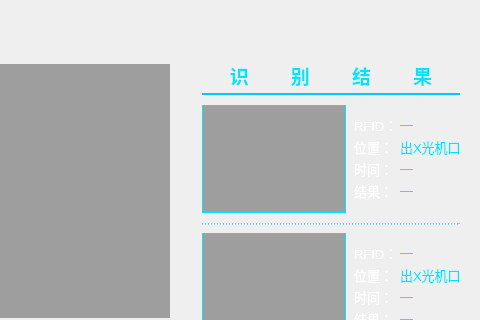
Old version of the form ReviewBoxClient/mainwindow.ui in the repository 17719543022/ReviewBoxClient; both pictures show x 320 to 800 and y 0 to 320 of the 800 by 600 pixel window.
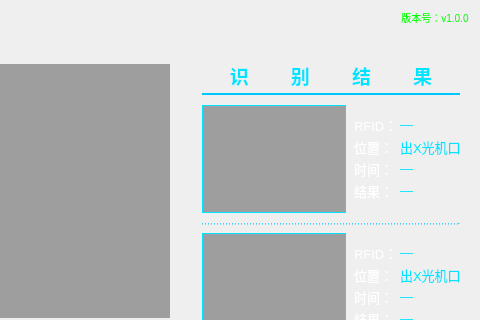
New version of the form. Icons and pictures are not drawn. Custom widgets are drawn as their Qt base class.

Commit message: 按申皓意见修改后提供的初始测试版本

```diff
--- a/ReviewBoxClient/mainwindow.ui
+++ b/ReviewBoxClient/mainwindow.ui
@@ -906,6 +906,25 @@
      <string>传送带：停止</string>
     </property>
    </widget>
+   <widget class="QLabel" name="stateCam_x_2">
+    <property name="geometry">
+     <rect>
+      <x>715</x>
+      <y>10</y>
+      <width>80</width>
+      <height>14</height>
+     </rect>
+    </property>
+    <property name="styleSheet">
+     <string notr="true">font-family: &quot;Microsoft Yahei&quot;;font-size:10px;background:transparent;color:#00ff00;</string>
+    </property>
+    <property name="text">
+     <string>版本号：v1.0.0</string>
+    </property>
+    <property name="alignment">
+     <set>Qt::AlignCenter</set>
+    </property>
+   </widget>
   </widget>
  </widget>
  <customwidgets>
```
Left out of the diff: 2 changed lines with no effect on the pictures. The commit also changes 33 other files.
